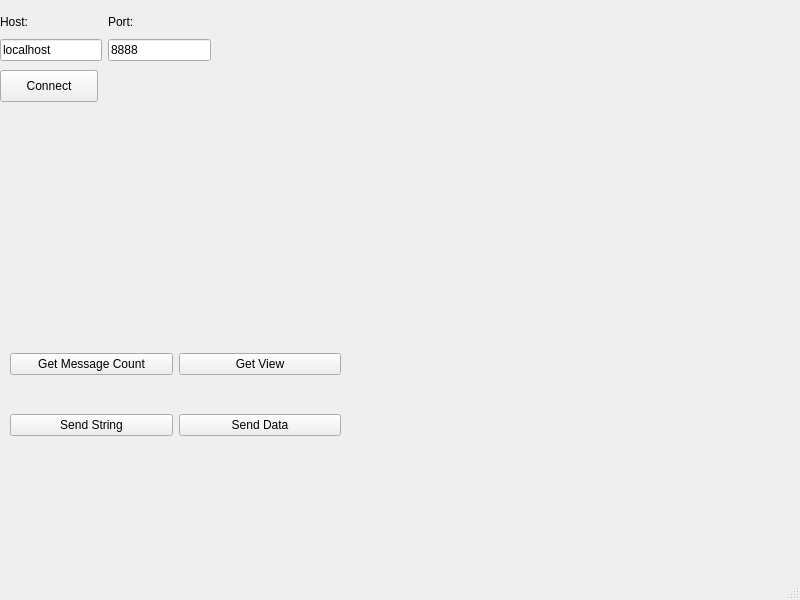
The window that src/client/view/mainwindow.ui (maybeIllchangeitlater/ClientServerQT) describes before a commit, drawn with Qt 5.
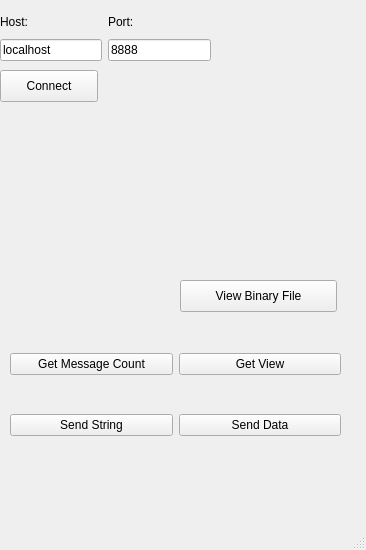
The same window after the commit.

Commit message: view binary file

```diff
--- a/src/client/view/mainwindow.ui
+++ b/src/client/view/mainwindow.ui
@@ -6,8 +6,8 @@
    <rect>
     <x>0</x>
     <y>0</y>
-    <width>800</width>
-    <height>600</height>
+    <width>366</width>
+    <height>550</height>
    </rect>
   </property>
   <property name="windowTitle">
@@ -133,6 +133,19 @@
      <string/>
     </property>
    </widget>
+   <widget class="QPushButton" name="viewBinaryFile">
+    <property name="geometry">
+     <rect>
+      <x>180</x>
+      <y>280</y>
+      <width>157</width>
+      <height>32</height>
+     </rect>
+    </property>
+    <property name="text">
+     <string>View Binary File</string>
+    </property>
+   </widget>
   </widget>
   <widget class="QMenuBar" name="menubar">
    <property name="geometry">
```
Left out of the diff: 2 changed lines with no effect on the pictures. The commit also changes 13 other files.
